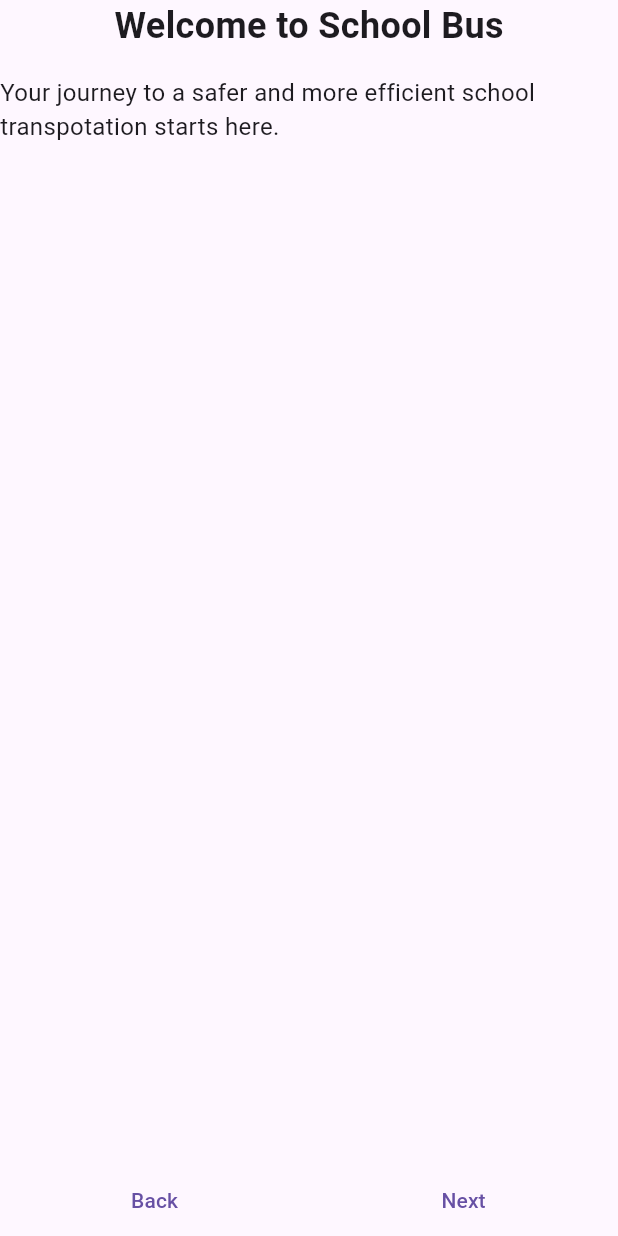
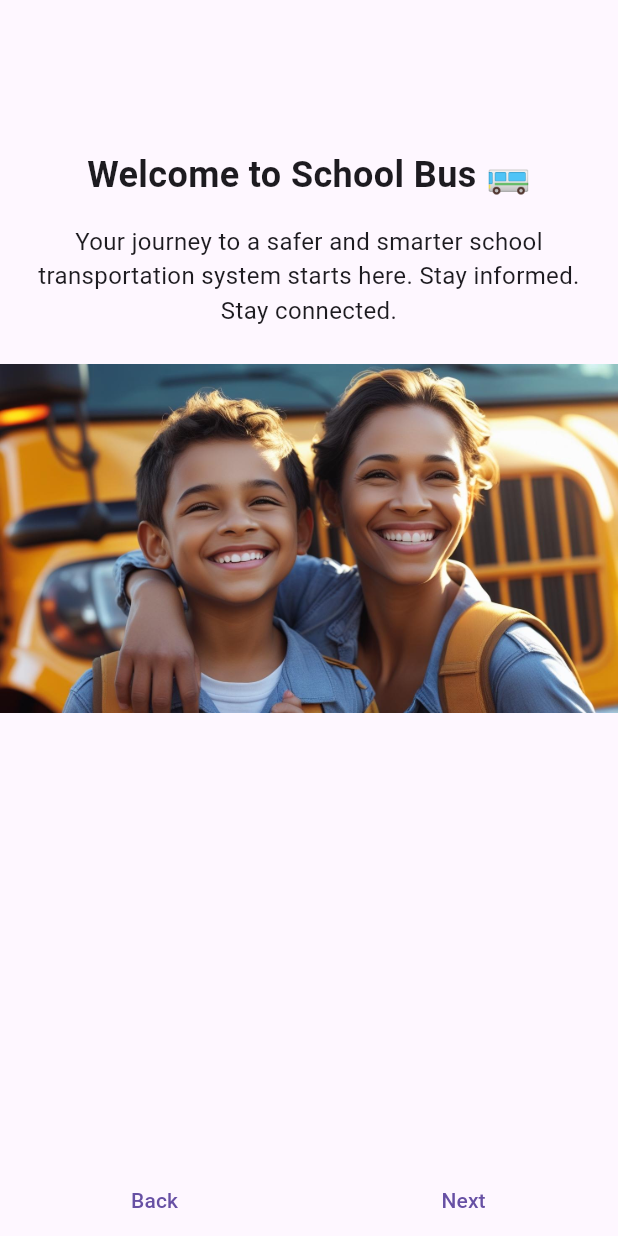
Before and after one commit to Zedestar/flutter_schoolBus, a Flutter app: the screen it shows after launch, after a tap on "Back", on a phone screen of 412 x 824 dp. Run offline on Flutter 3.47's test engine with Material 3 defaults, Android fonts, the phone set to English and light mode, and no system bars.

Commit message:
The commit after adding the picture in the spalsh screen

```diff
--- a/lib/data/onboard_data.dart
+++ b/lib/data/onboard_data.dart
@@ -1,28 +1,28 @@
 class OnboardData {
   static List<Map<String, String>> onboardData = [
     {
-      "title": "Welcome to School Bus",
+      "title": "Welcome to School Bus 🚌",
       "subtitle":
-          "Your journey to a safer and more efficient school transpotation starts here.",
-      "image": "assets/images/onboard1.png"
+          "Your journey to a safer and smarter school transportation system starts here. Stay informed. Stay connected.",
+      "image": "assets/images/onboard1.jpg"
     },
     {
-      "title": "Welcome to School Bus",
+      "title": "Create Your Account 👤",
       "subtitle":
-          "Your journey to a safer and more efficient school transpotation starts here.",
-      "image": "assets/images/onboard1.png"
+          "Register as a parent to get real-time updates and stay connected with your child’s daily commute.",
+      "image": "assets/images/onboard2.jpg"
     },
     {
-      "title": "Welcome to School Bus",
+      "title": "Add Your Child’s Pickup Location 📍",
       "subtitle":
-          "Your journey to a safer and more efficient school transpotation starts here.",
-      "image": "assets/images/onboard1.png"
+          "Easily set your child’s pickup and drop-off location, so the school bus knows exactly where to stop.",
+      "image": "assets/images/onboard3.jpg"
     },
     {
-      "title": "Welcome to School Bus",
+      "title": "Stay Alert — Bus Is Near 🚍",
       "subtitle":
-          "Your journey to a safer and more efficient school transpotation starts here.",
-      "image": "assets/images/onboard1.png"
+          "As the bus approaches your saved location, you’ll get instant alerts — so you’re always prepared.",
+      "image": "assets/images/onboard4.jpg"
     }
   ];
 }
--- a/lib/pages/onboard_page.dart
+++ b/lib/pages/onboard_page.dart
@@ -1,5 +1,6 @@
 import 'package:flutter/material.dart';
 import 'package:school_bus/data/onboard_data.dart';
+import 'package:school_bus/widgets/snack_bar.dart';
 
 class OnBoardScreen extends StatefulWidget {
   const OnBoardScreen({super.key});
@@ -23,6 +24,7 @@ class _OnBoardScreenState extends State<OnBoardScreen> {
   Widget build(BuildContext context) {
     return Scaffold(
       body: Column(
+        mainAxisSize: MainAxisSize.min,
         children: [
           Expanded(
             child: PageView.builder(
@@ -34,7 +36,8 @@ class _OnBoardScreenState extends State<OnBoardScreen> {
                 });
               },
               itemBuilder: (context, index) {
-                return Container(
+                return Center(
+                  child: Container(
                     height: MediaQuery.of(context).size.height * 0.7,
                     child: Column(
                       mainAxisSize: MainAxisSize.min,
@@ -45,16 +48,21 @@ class _OnBoardScreenState extends State<OnBoardScreen> {
                               fontSize: 24, fontWeight: FontWeight.bold),
                         ),
                         SizedBox(height: 16),
-                      Text(
+                        Padding(
+                          padding: const EdgeInsets.symmetric(horizontal: 8.0),
+                          child: Text(
                             _onboardData[index]["subtitle"] ?? "",
+                            textAlign: TextAlign.center,
                             style: TextStyle(fontSize: 16),
                           ),
-                      SizedBox(height: 16),
-                      // Image.asset(
-                      //   _onboardData[index]["image"] ?? "",
-                      //   fit: BoxFit.cover,
-                      // ),
+                        ),
+                        SizedBox(height: 24),
+                        Image.asset(
+                          _onboardData[index]["image"] ?? "",
+                          fit: BoxFit.cover,
+                        ),
                       ],
+                    ),
                   ),
                 );
               },
@@ -64,7 +72,19 @@ class _OnBoardScreenState extends State<OnBoardScreen> {
             mainAxisAlignment: MainAxisAlignment.spaceAround,
             children: [
               TextButton(
-                onPressed: () {},
+                onPressed: () {
+                  if (_currentPage > 0) {
+                    _pageController.previousPage(
+                        duration: const Duration(milliseconds: 300),
+                        curve: Curves.easeIn);
+                  } else {
+                    mySnackBar(
+                      context: context,
+                      contentMessage: "Your already on the first page",
+                      actionLabel: "Okay",
+                    );
+                  }
+                },
                 child: Text("Back"),
               ),
               TextButton(
--- /dev/null
+++ b/lib/widgets/snack_bar.dart
@@ -0,0 +1,13 @@
+import 'package:flutter/material.dart';
+
+SnackBar mySnackBar({
+  required BuildContext context,
+  required String contentMessage,
+  required String actionLabel,
+}) {
+  return SnackBar(
+    content: Text(contentMessage),
+    action: SnackBarAction(label: actionLabel, onPressed: () {}),
+    duration: Duration(seconds: 1),
+  );
+}
--- a/pubspec.yaml
+++ b/pubspec.yaml
@@ -64,6 +64,10 @@ flutter:
   # To add assets to your application, add an assets section, like this:
   assets:
     - assets/images/bus_pic.png
+    - assets/images/onboard1.jpg
+    - assets/images/onboard2.jpg
+    - assets/images/onboard3.jpg
+    - assets/images/onboard4.jpg
   #   - images/a_dot_ham.jpeg
 
   # An image asset can refer to one or more resolution-specific "variants", see
```
Also changed, not shown: assets/images/onboard1.jpg (added), assets/images/onboard2.jpg (added), assets/images/onboard3.jpg (added), assets/images/onboard4.jpg (added). Lines whose indentation alone changed are shown as unchanged.
